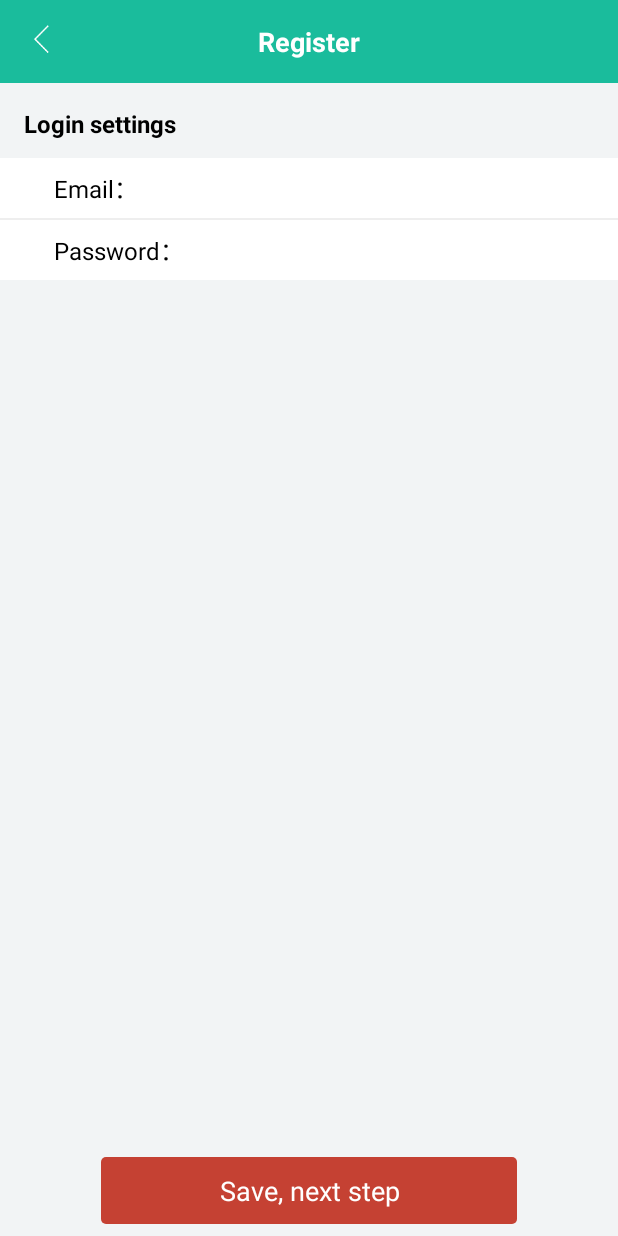
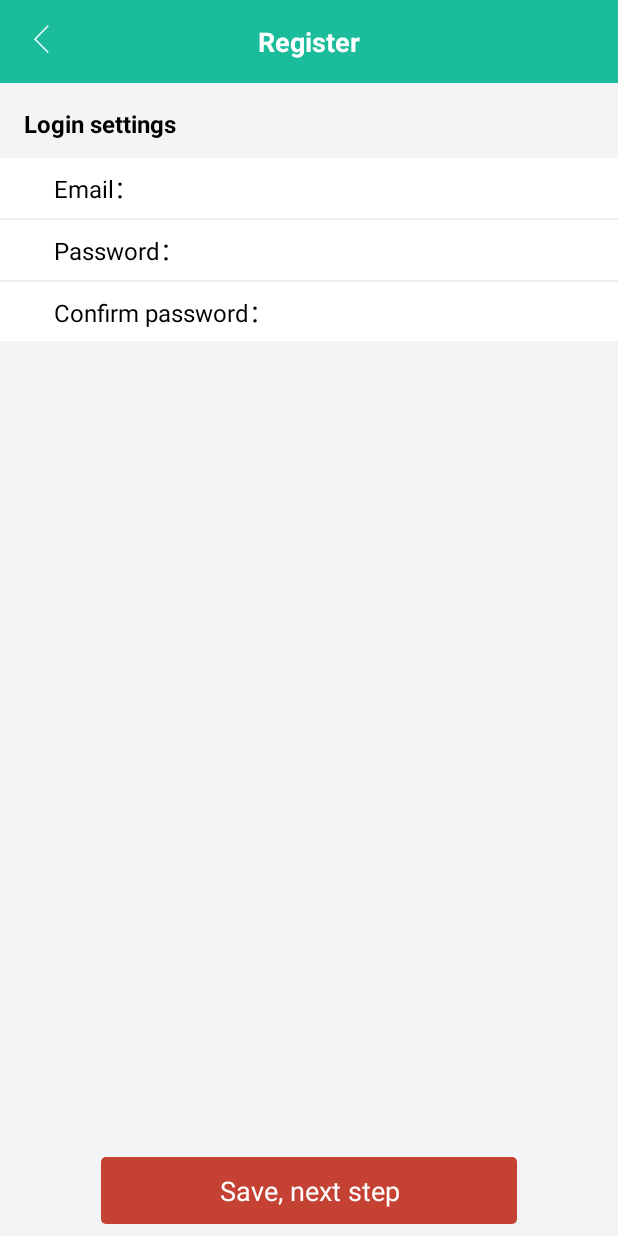
Before and after one commit to SaySai/BestTeacher, an Android app: the SignUpActivity screen opened directly, with no data from a screen before it, on a phone screen of 412 x 824 dp. Run offline under Robolectric (Android 15) with nearby library versions, the phone set to English and light mode, and no system bars; our stand-ins replace CircleImageView; pictures from the network do not load.

Commit message:
修改注册过程中的判断逻辑。

```diff
--- a/app/src/main/java/com/shanghai/haojiajiao/activity/MainActivity.java
+++ b/app/src/main/java/com/shanghai/haojiajiao/activity/MainActivity.java
@@ -72,6 +72,7 @@ public class MainActivity extends BaseActivity implements View.OnClickListener {
 //    private int color_pressed,color_no_pressed;
     @Override
     public void onCreate(Bundle savedInstanceState) {
+        Log.e("Mainactivity","进入MainActivity。");
         // TODO 自动生成的方法存根
         super.onCreate(savedInstanceState);
         setContentView(R.layout.activity_main);
--- a/app/src/main/java/com/shanghai/haojiajiao/activity/MyDataActivity.java
+++ b/app/src/main/java/com/shanghai/haojiajiao/activity/MyDataActivity.java
@@ -475,7 +475,7 @@ public class MyDataActivity extends BaseActivity implements View.OnClickListener
     public void updateParent() {
         Map<String, String> dataParas = new HashMap<>();
         dataParas.put("ParentUserName", HaojiajiaoApplication.userName);
-        ifStrTrue(dataParas, "ParentName", et_parentTab2Name);
+        /*ifStrTrue(dataParas, "ParentName", et_parentTab2Name);
         ifStrTrue(dataParas, "ParentGender", et_parentTab2Sax);
         ifStrTrue(dataParas, "ParentEmail", et_parentTab2Email);
         ifStrTrue(dataParas, "ParentTel", et_parentTab2Phone);
@@ -485,7 +485,7 @@ public class MyDataActivity extends BaseActivity implements View.OnClickListener
         }
         ifStrTrue(dataParas, "StudentAge", et_ChildTab2Age);
         ifStrTrue(dataParas, "StudentGender", et_ChildTab2Sax);
-        ifStrTrue(dataParas, "StudentEmail", et_ChildTab2Email);
+        ifStrTrue(dataParas, "StudentEmail", et_ChildTab2Email);*/
         requestHandler.sendHttpRequestWithParamByGet(GoodTeacherURL.updateParent, dataParas, RequestTag.updateParent);
     }
 
--- a/app/src/main/java/com/shanghai/haojiajiao/activity/SignUpActivity.java
+++ b/app/src/main/java/com/shanghai/haojiajiao/activity/SignUpActivity.java
@@ -54,7 +54,7 @@ public class SignUpActivity extends BaseActivity implements View.OnClickListener
     //tab
     private LinearLayout ll_tab1, ll_parent_tab2, ll_tab_end, ll_tab_teacher2, ll_tab_teacher3;
     //tab1
-    private EditText et_tab1_userEmail, et_tab1_userPassword;
+    private EditText et_tab1_userEmail, et_tab1_userPassword,et_tab1_userPassword1;
     //tab2Parent
     private EditText et_parentTab2Name, et_parentTab2Email, et_parentTab2Phone;
     private RadioGroup et_parentTab2Sax, et_ChildTab2Sax;
@@ -160,6 +160,7 @@ public class SignUpActivity extends BaseActivity implements View.OnClickListener
     private void initTab1() {
         et_tab1_userEmail = (EditText) findViewById(R.id.et_tab1_userEmail);
         et_tab1_userPassword = (EditText) findViewById(R.id.et_tab1_userPassword);
+        et_tab1_userPassword1 = (EditText) findViewById(R.id.et_tab1_userPassword1);
     }
 
     private void initTabPrarent2() {
@@ -173,9 +174,14 @@ public class SignUpActivity extends BaseActivity implements View.OnClickListener
             }
         });
         et_parentTab2Email = (EditText) findViewById(R.id.et_parentTab2Email);
-        email = getIntent().getStringExtra("email");
+        //email = getIntent().getStringExtra("email");
+        email = et_tab1_userEmail.getText().toString();
+        Log.e("Signup",email);
         if(email!=null){
             et_parentTab2Email.setText(email);
+        }
+        else{
+            et_parentTab2Email.setText("oo@qq.com");
         }
         et_parentTab2Phone = (EditText) findViewById(R.id.et_parentTab2Phone);
         //child
@@ -233,9 +239,13 @@ public class SignUpActivity extends BaseActivity implements View.OnClickListener
         });
         et_TeacherTab2Age = (EditText) findViewById(R.id.et_TeacherTab2Age);
         et_TeacherTab2Email = (EditText) findViewById(R.id.et_TeacherTab2Email);
-        email = getIntent().getStringExtra("email");
+        //email = getIntent().getStringExtra("email");
+        email = et_tab1_userEmail.getText().toString();
         if(email!=null){
             et_TeacherTab2Email.setText(email);
+        }
+        else{
+            et_TeacherTab2Email.setText("oo@oo.com");
         }
         et_TeacherTab2Phone = (EditText) findViewById(R.id.et_TeacherTab2Phone);
         et_TeacherTab2City = (TextView) findViewById(R.id.et_TeacherTab2City);
@@ -476,9 +486,9 @@ public class SignUpActivity extends BaseActivity implements View.OnClickListener
         if (email != null) {
             et_tab1_userEmail.setText(email);
         }
-        if (password != null) {
-            et_tab1_userPassword.setText(MD5(password));
-        }
+//        if (password != null) {
+//            et_tab1_userPassword.setText(MD5(password));
+//        }
     }
 
 
@@ -540,7 +550,9 @@ public class SignUpActivity extends BaseActivity implements View.OnClickListener
         }
         RadioButton userSax = (RadioButton) findViewById(et_TeacherTab2Sax.getCheckedRadioButtonId());
         dataParas.put("TeacherGender", userSax.getText().toString());
-        ifStrTrue(dataParas, "TeacherPassword", et_tab1_userPassword);
+        password = MD5(et_tab1_userPassword.getText().toString());
+        dataParas.put("TeacherPassword",password);
+        //ifStrTrue(dataParas, "TeacherPassword", password);
         if (et_TeacherTab2Phone != null && (!et_TeacherTab2Phone.equals(""))) {
             ifStrTrue(dataParas, "TeacherTel", et_TeacherTab2Phone);
         } else {
@@ -580,7 +592,9 @@ public class SignUpActivity extends BaseActivity implements View.OnClickListener
             return;
         }
 
-        ifStrTrue(dataParas, "ParentPassword", et_tab1_userPassword);
+        password = MD5(et_tab1_userPassword.getText().toString());
+        dataParas.put("ParentPassword",password);
+        //ifStrTrue(dataParas, "ParentPassword", et_tab1_userPassword);
 
         RadioButton userSax = (RadioButton) findViewById(et_parentTab2Sax.getCheckedRadioButtonId());
         dataParas.put("ParentGender", userSax.getText().toString());
@@ -654,13 +668,15 @@ public class SignUpActivity extends BaseActivity implements View.OnClickListener
         Log.e("Signup",HaojiajiaoApplication.ISSTATE?"Tea":"Par");
         if (!HaojiajiaoApplication.ISSTATE) {
             if (ll_tab1.getVisibility() == View.VISIBLE) {
-                if (et_tab1_userEmail.getText() != null && et_tab1_userEmail.getText().length() > 0) {
+                if(et_tab1_userPassword.getText() == null || et_tab1_userPassword.getText().length() <6){
+                    ToastUtil.showShort(SignUpActivity.this, "Your password must be at least 6 characters.");
+                }else if(et_tab1_userPassword.getText() != null && et_tab1_userPassword1.getText() != null &&
+                        !et_tab1_userPassword.getText().toString().equals(et_tab1_userPassword1.getText().toString())){
+                    ToastUtil.showShort(SignUpActivity.this, "Please input same password.");
+                }else if (et_tab1_userEmail.getText() != null && et_tab1_userEmail.getText().length() > 0) {
                     checkRegister(et_tab1_userEmail.getText().toString());
                     //ll_tab1.setVisibility(View.GONE);
                     //ll_parent_tab2.setVisibility(View.VISIBLE);
-                }
-                if(et_tab1_userPassword.getText() == null && et_tab1_userPassword.getText().length() <=6){
-                    ToastUtil.showShort(SignUpActivity.this, "Your password must be at least 6 characters.");
                 }
             } else if (ll_parent_tab2.getVisibility() == View.VISIBLE) {
                 if(ifCompleteParentInfo() && isParentSexSelcted && isChildSexSelcted){
@@ -673,18 +689,21 @@ public class SignUpActivity extends BaseActivity implements View.OnClickListener
                 }
             } else if (ll_tab_end.getVisibility() == View.VISIBLE) {
                 parentRegister();
-                getParentToken();
+                //getParentToken();
             }
         } else {
             if (ll_tab1.getVisibility() == View.VISIBLE) {
-                if (et_tab1_userEmail.getText() != null && et_tab1_userEmail.getText().length() > 0) {
+                if(et_tab1_userPassword.getText() == null && et_tab1_userPassword.getText().length() <6){
+                    ToastUtil.showShort(SignUpActivity.this, "Your password must be at least 6 characters.");
+                }else if(et_tab1_userPassword.getText() == null && et_tab1_userPassword1.getText() == null &&
+                        !et_tab1_userPassword.getText().toString().equals(et_tab1_userPassword1.getText().toString())){
+                    ToastUtil.showShort(SignUpActivity.this, "Please input same password.");
+                }else if (et_tab1_userEmail.getText() != null && et_tab1_userEmail.getText().length() > 0) {
                     checkRegister(et_tab1_userEmail.getText().toString());
                     //ll_tab1.setVisibility(View.GONE);
                     //ll_tab_teacher2.setVisibility(View.VISIBLE);
                 }
-                if(et_tab1_userPassword.getText() == null && et_tab1_userPassword.getText().length() <=6){
-                    ToastUtil.showShort(SignUpActivity.this, "Your password must be at least 6 characters.");
-                }
+
             } else if (ll_tab_teacher2.getVisibility() == View.VISIBLE) {
                 if(ifCompleteTeacherInfo1() && isTeacherSexSelcted){
                     ll_tab_teacher2.setVisibility(View.GONE);
@@ -707,7 +726,7 @@ public class SignUpActivity extends BaseActivity implements View.OnClickListener
                 }
             } else if (ll_tab_end.getVisibility() == View.VISIBLE) {
                 teacherRegister();
-                getTeacherToken();
+                //getTeacherToken();
             }
         }
     }
@@ -890,8 +909,10 @@ public class SignUpActivity extends BaseActivity implements View.OnClickListener
                     HaojiajiaoApplication.ISSTATE = true;
                     if (ifHasIMG) {
                         HaojiajiaoApplication.ifIsSignUp = true;
-
                     }
+                    Intent intent = new Intent(SignUpActivity.this, MainActivity.class);
+                    startActivity(intent);
+                    finish();
 
                 } else {
                     ToastUtil.showLong(SignUpActivity.this, "Sorry, Registration failure.");
@@ -918,6 +939,9 @@ public class SignUpActivity extends BaseActivity implements View.OnClickListener
                     HaojiajiaoApplication.ifIsSignUp = true;
                     HaojiajiaoApplication.ISSTATE = false;
                     Log.e("SignUp","username:"+HaojiajiaoApplication.userName);
+                    Intent intent = new Intent(SignUpActivity.this, MainActivity.class);
+                    startActivity(intent);
+                    finish();
                 } else {
                     ToastUtil.showLong(SignUpActivity.this, "Sorry, Registration failure.");
                 }
--- a/app/src/main/java/com/shanghai/haojiajiao/fragment/message/MessageMainFM.java
+++ b/app/src/main/java/com/shanghai/haojiajiao/fragment/message/MessageMainFM.java
@@ -11,12 +11,11 @@ import android.widget.AdapterView;
 import android.widget.LinearLayout;
 import android.widget.ListView;
 import android.widget.TextView;
+
 import com.shanghai.haojiajiao.R;
 import com.shanghai.haojiajiao.activity.EvaluateListActivity;
-import com.shanghai.haojiajiao.activity.LeaveActivity;
 import com.shanghai.haojiajiao.activity.NoticeActivity;
 import com.shanghai.haojiajiao.activity.SystemMsgActivity;
-import com.shanghai.haojiajiao.adapter.NoticeAdapter;
 import com.shanghai.haojiajiao.adapter.NoticesAdapter;
 import com.shanghai.haojiajiao.app.HaojiajiaoApplication;
 import com.shanghai.haojiajiao.base.BaseFragment;
@@ -38,7 +37,6 @@ import java.util.Map;
 
 import io.rong.imkit.RongIM;
 import io.rong.imlib.RongIMClient;
-import io.rong.imlib.model.UserInfo;
 
 /**
  * 消息主界面
@@ -67,6 +65,7 @@ public class MessageMainFM extends BaseFragment implements View.OnClickListener
     @Override
     public View onCreateView(LayoutInflater inflater, ViewGroup container,
                              Bundle savedInstanceState) {
+        Log.e("MessageMainFM","进入MessageMainFM。");
         if (contentView == null) {
             contentView = inflater.inflate(R.layout.fragement_message_main, container, false);
             initView();
--- a/app/src/main/res/layout/activity_sign_up.xml
+++ b/app/src/main/res/layout/activity_sign_up.xml
@@ -62,7 +62,7 @@
 
         <LinearLayout
             android:layout_width="match_parent"
-            android:layout_height="81dip"
+            android:layout_height="122dip"
             android:layout_marginTop="12dip"
             android:background="@android:color/white"
             android:orientation="vertical">
@@ -118,11 +118,44 @@
                     android:layout_width="match_parent"
                     android:layout_height="wrap_content"
                     android:background="@null"
+                    android:imeOptions="actionNext"
+                    android:maxLines="1"
+                    android:inputType="numberPassword"
+                    android:password="true"
+                    android:singleLine="true" />
+            </LinearLayout>
+            <ImageView
+                android:layout_width="match_parent"
+                android:layout_height="1dip"
+                android:background="#EEEEEE" />
+
+            <LinearLayout
+                android:layout_width="match_parent"
+                android:layout_height="40dip"
+                android:orientation="horizontal"
+                android:paddingTop="8dip">
+
+                <TextView
+                    style="@style/name_tab_style"
+                    android:layout_width="wrap_content"
+                    android:layout_height="wrap_content"
+
+                    android:layout_marginLeft="36dip"
+                    android:text="Confirm password：" />
+
+                <EditText
+                    android:id="@+id/et_tab1_userPassword1"
+                    style="@style/name_tab_style"
+                    android:layout_width="match_parent"
+                    android:layout_height="wrap_content"
+                    android:background="@null"
                     android:imeOptions="actionDone"
                     android:maxLines="1"
                     android:password="true"
+                    android:inputType="numberPassword"
                     android:singleLine="true" />
             </LinearLayout>
+
         </LinearLayout>
     </LinearLayout>
 
@@ -244,10 +277,9 @@
                     android:layout_width="match_parent"
                     android:layout_height="wrap_content"
                     android:background="@null"
-                    android:imeOptions="actionNext"
-                    android:inputType="textEmailAddress"
                     android:maxLines="1"
-                    android:singleLine="true" />
+                    android:singleLine="true"
+                    />
             </LinearLayout>
 
             <ImageView
```
Also changed, not shown: app/src/main/java/com/shanghai/haojiajiao/activity/WelcomeActivity.java (+16 -4 lines), app/src/main/java/com/shanghai/haojiajiao/activity/WelcomeActivityForVisitor.java (+6 -6 lines), app/src/main/java/com/shanghai/haojiajiao/app/HaojiajiaoApplication.java (+15 -6 lines), 1 other file.
